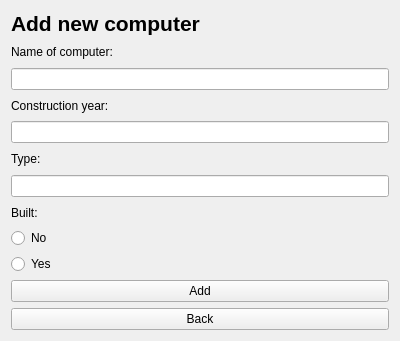
Qt form computeradd.ui (AndriM/Vika3) before a commit.
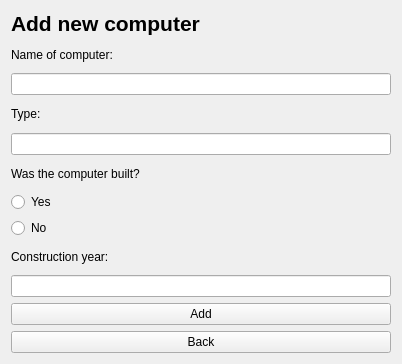
The same form after that commit.

```diff
--- a/computeradd.ui
+++ b/computeradd.ui
@@ -6,15 +6,15 @@
    <rect>
     <x>0</x>
     <y>0</y>
-    <width>400</width>
-    <height>341</height>
+    <width>402</width>
+    <height>364</height>
    </rect>
   </property>
   <property name="windowTitle">
    <string>Form</string>
   </property>
-  <layout class="QVBoxLayout" name="verticalLayout">
-   <item>
+  <layout class="QGridLayout" name="gridLayout">
+   <item row="0" column="1">
     <widget class="QLabel" name="addCompLabel">
      <property name="font">
       <font>
@@ -28,71 +28,71 @@
      </property>
     </widget>
    </item>
-   <item>
+   <item row="1" column="1">
     <widget class="QLabel" name="nameComp">
      <property name="text">
       <string>Name of computer:</string>
      </property>
     </widget>
    </item>
-   <item>
-    <widget class="QLineEdit" name="compname"/>
+   <item row="17" column="1">
+    <widget class="QPushButton" name="back">
+     <property name="text">
+      <string>Back</string>
+     </property>
+    </widget>
    </item>
-   <item>
-    <widget class="QLabel" name="conYear">
+   <item row="6" column="1">
+    <widget class="QLabel" name="builtLabel">
      <property name="text">
-      <string>Construction year:</string>
+      <string>Was the computer built?</string>
      </property>
     </widget>
    </item>
-   <item>
-    <widget class="QLineEdit" name="compyear"/>
+   <item row="16" column="1">
+    <widget class="QPushButton" name="add">
+     <property name="text">
+      <string>Add</string>
+     </property>
+    </widget>
    </item>
-   <item>
+   <item row="4" column="1">
+    <widget class="QLineEdit" name="comptype"/>
+   </item>
+   <item row="3" column="1">
     <widget class="QLabel" name="typeComp">
      <property name="text">
       <string>Type:</string>
      </property>
     </widget>
    </item>
-   <item>
-    <widget class="QLineEdit" name="comptype"/>
+   <item row="2" column="1">
+    <widget class="QLineEdit" name="compname"/>
    </item>
-   <item>
-    <widget class="QLabel" name="builtComp">
-     <property name="text">
-      <string>Built:</string>
-     </property>
-    </widget>
-   </item>
-   <item>
-    <widget class="QRadioButton" name="builtno">
-     <property name="text">
-      <string>No</string>
-     </property>
-    </widget>
-   </item>
-   <item>
+   <item row="7" column="1">
     <widget class="QRadioButton" name="builtyes">
      <property name="text">
       <string>Yes</string>
      </property>
     </widget>
    </item>
-   <item>
-    <widget class="QPushButton" name="add">
+   <item row="8" column="1">
+    <widget class="QRadioButton" name="builtno">
      <property name="text">
-      <string>Add</string>
+      <string>No</string>
      </property>
     </widget>
    </item>
-   <item>
-    <widget class="QPushButton" name="back">
+   <item row="9" column="1">
+    <widget class="QLabel" name="conyearLabel">
      <property name="text">
-      <string>Back</string>
+      <string>Construction year:</string>
      </property>
     </widget>
    </item>
+   <item row="10" column="1">
+    <widget class="QLineEdit" name="yearLine"/>
+   </item>
   </layout>
  </widget>
  <resources/>
```
